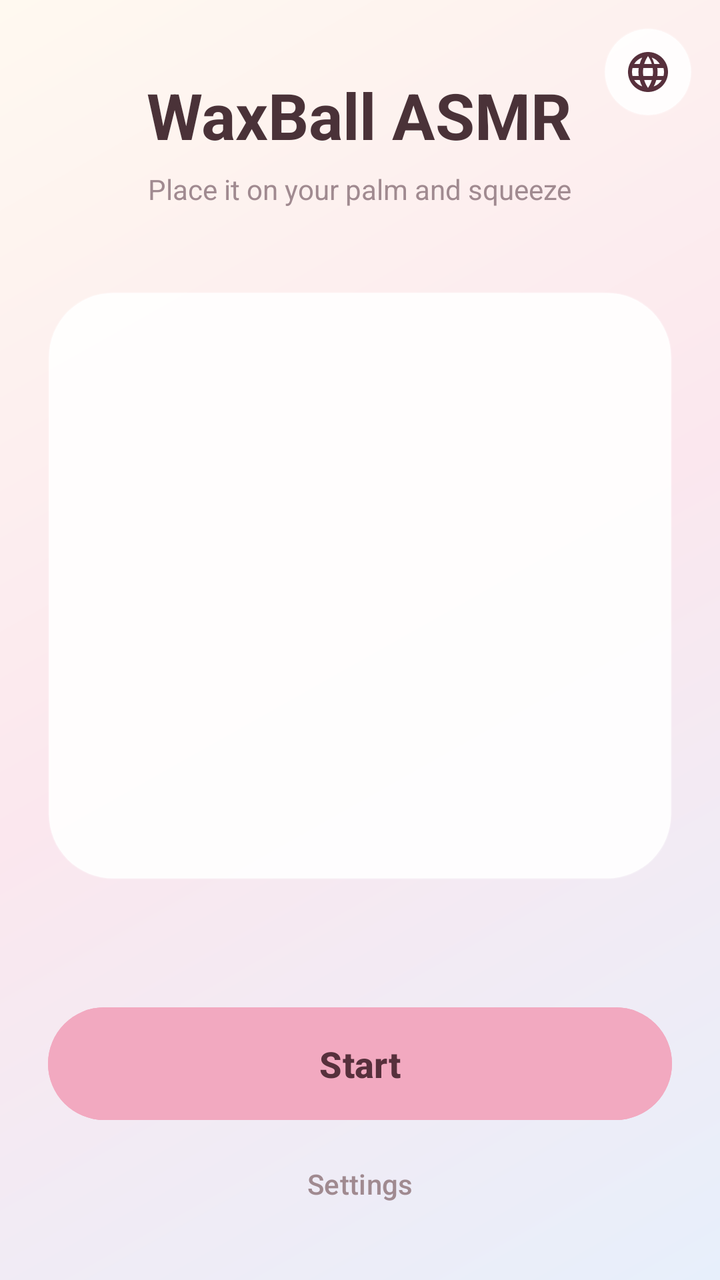
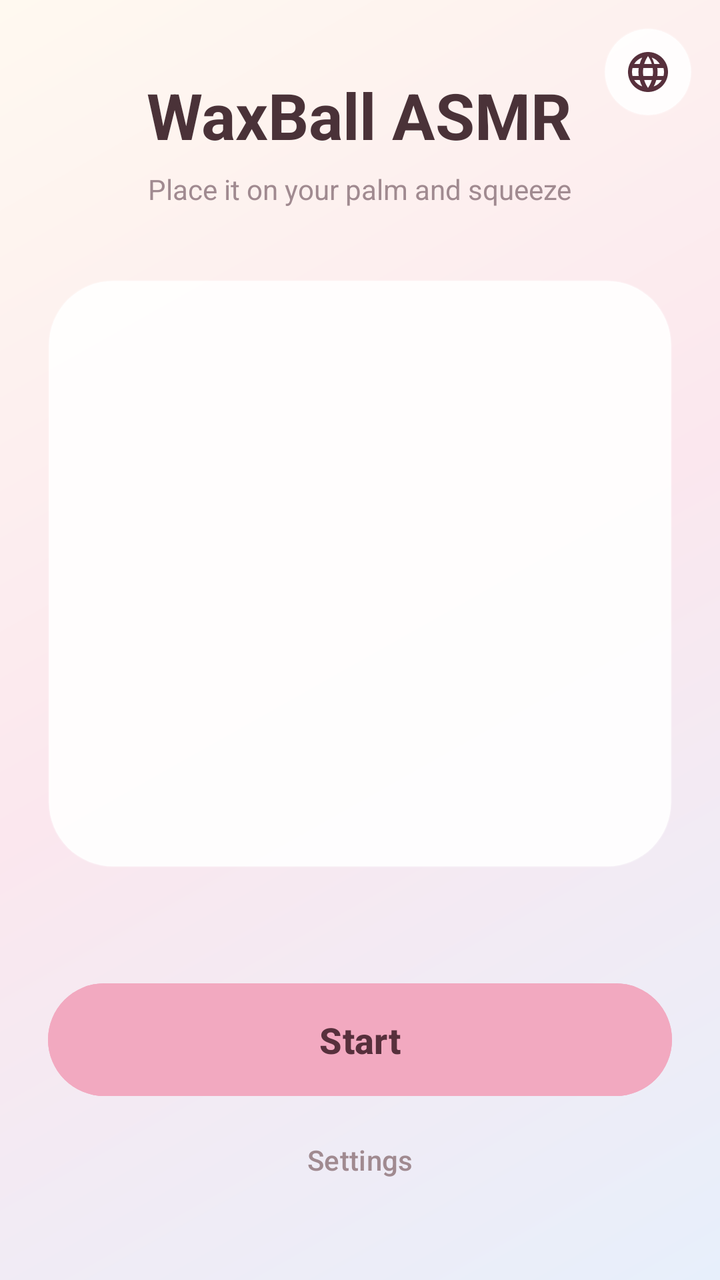

Compare the two renders of this Android layout. The source of the first and the diff that turns it into the second are given below.
<!-- AndroidManifest.xml: activity theme Theme.WaxBall.Home -->
<!-- res/layout/activity_home.xml -->
<?xml version="1.0" encoding="utf-8"?>
<FrameLayout xmlns:android="http://schemas.android.com/apk/res/android"
    xmlns:app="http://schemas.android.com/apk/res-auto"
    android:id="@+id/homeRoot"
    android:layout_width="match_parent"
    android:layout_height="match_parent"
    android:background="@drawable/bg_home">

    <LinearLayout
        android:layout_width="match_parent"
        android:layout_height="match_parent"
        android:orientation="vertical"
        android:padding="24dp">

        <TextView
            android:layout_width="wrap_content"
            android:layout_height="wrap_content"
            android:layout_gravity="center_horizontal"
            android:layout_marginTop="12dp"
            android:text="@string/app_name"
            android:textColor="#4A3238"
            android:textSize="32sp"
            android:textStyle="bold" />

        <TextView
            android:layout_width="wrap_content"
            android:layout_height="wrap_content"
            android:layout_gravity="center_horizontal"
            android:layout_marginTop="6dp"
            android:text="@string/home_tagline"
            android:textColor="#A08A90"
            android:textSize="14sp" />

        <View
            android:layout_width="match_parent"
            android:layout_height="0dp"
            android:layout_weight="1" />

        
        <LinearLayout
            android:layout_width="match_parent"
            android:layout_height="wrap_content"
            android:background="@drawable/bg_home_card"
            android:gravity="center_horizontal"
            android:orientation="vertical"
            android:paddingTop="28dp"
            android:paddingBottom="24dp">

            <ImageView
                android:id="@+id/ballPreview"
                android:layout_width="176dp"
                android:layout_height="176dp"
                android:contentDescription="@string/home_balls" />

            <TextView
                android:id="@+id/ballName"
                android:layout_width="wrap_content"
                android:layout_height="wrap_content"
                android:layout_marginTop="16dp"
                android:textColor="#4A3238"
                android:textSize="22sp"
                android:textStyle="bold" />

            <TextView
                android:id="@+id/ballDesc"
                android:layout_width="wrap_content"
                android:layout_height="wrap_content"
                android:layout_marginTop="4dp"
                android:gravity="center"
                android:paddingStart="20dp"
                android:paddingEnd="20dp"
                android:textColor="#A08A90"
                android:textSize="12sp" />
        </LinearLayout>

        <HorizontalScrollView
            android:layout_width="match_parent"
            android:layout_height="wrap_content"
            android:layout_marginTop="18dp"
            android:scrollbars="none">

            <LinearLayout
                android:id="@+id/ballList"
                android:layout_width="wrap_content"
                android:layout_height="wrap_content"
                android:orientation="horizontal"
                android:paddingStart="2dp"
                android:paddingEnd="2dp" />
        </HorizontalScrollView>

        <View
            android:layout_width="match_parent"
            android:layout_height="0dp"
            android:layout_weight="1" />

        <com.google.android.material.button.MaterialButton
            android:id="@+id/startButton"
            android:layout_width="match_parent"
            android:layout_height="wrap_content"
            android:backgroundTint="#F2A9C0"
            android:paddingTop="16dp"
            android:paddingBottom="16dp"
            android:text="@string/home_start"
            android:textColor="#57303C"
            android:textSize="18sp"
            android:textStyle="bold"
            app:cornerRadius="30dp" />

        <com.google.android.material.button.MaterialButton
            android:id="@+id/settingsButton"
            style="@style/Widget.Material3.Button.TextButton"
            android:layout_width="match_parent"
            android:layout_height="wrap_content"
            android:layout_marginTop="4dp"
            android:text="@string/home_settings"
            android:textColor="#A08A90" />
    </LinearLayout>

    
    <ImageButton
        android:id="@+id/languageButton"
        android:layout_width="44dp"
        android:layout_height="44dp"
        android:layout_gravity="top|end"
        android:layout_margin="14dp"
        android:background="@drawable/bg_home_card"
        android:contentDescription="@string/language_picker_cd"
        android:padding="8dp"
        android:src="@drawable/ic_language" />

</FrameLayout>
<!-- resources referenced by this layout -->
<resources>
  <!-- drawable bg_home (drawable) -->
  <?xml version="1.0" encoding="utf-8"?>
  <shape xmlns:android="http://schemas.android.com/apk/res/android">
      <gradient
          android:angle="315"
          android:startColor="#FFF9F0"
          android:centerColor="#FBE7EE"
          android:endColor="#E7EFFB"
          android:type="linear" />
  </shape>
  <!-- drawable bg_home_card (drawable) -->
  <?xml version="1.0" encoding="utf-8"?>
  <shape xmlns:android="http://schemas.android.com/apk/res/android">
      <solid android:color="#E6FFFFFF" />
      <corners android:radius="32dp" />
      <stroke android:width="1dp" android:color="#33FFFFFF" />
  </shape>
  <!-- drawable ic_language (drawable) -->
  <?xml version="1.0" encoding="utf-8"?>
  <vector xmlns:android="http://schemas.android.com/apk/res/android"
      android:width="24dp"
      android:height="24dp"
      android:viewportWidth="24"
      android:viewportHeight="24"
      android:tint="#57303C">
      <path
          android:fillColor="@android:color/white"
          android:pathData="M12,2C6.48,2 2,6.48 2,12s4.48,10 10,10 10,-4.48 10,-10S17.52,2 12,2zM17.9,8L15.14,8C14.85,6.86 14.43,5.77 13.87,4.77 15.55,5.34 16.96,6.5 17.9,8zM12,4.04C12.83,5.24 13.48,6.57 13.91,8L10.09,8C10.52,6.57 11.17,5.24 12,4.04zM4.26,14C4.1,13.36 4,12.69 4,12s0.1,-1.36 0.26,-2L7.34,10C7.26,10.66 7.2,11.32 7.2,12s0.06,1.34 0.14,2L4.26,14zM5.08,16L7.85,16C8.14,17.14 8.56,18.23 9.12,19.23 7.44,18.66 6.03,17.51 5.08,16zM7.85,8L5.08,8C6.03,6.49 7.44,5.34 9.12,4.77 8.56,5.77 8.14,6.86 7.85,8zM12,19.96C11.17,18.76 10.52,17.43 10.09,16L13.91,16C13.48,17.43 12.83,18.76 12,19.96zM14.34,14L9.66,14C9.57,13.34 9.5,12.68 9.5,12s0.07,-1.35 0.16,-2L14.34,10C14.43,10.65 14.5,11.32 14.5,12s-0.07,1.34 -0.16,2zM14.86,19.23C15.42,18.23 15.84,17.14 16.14,16L18.92,16C17.97,17.5 16.56,18.66 14.86,19.23zM16.66,14C16.74,13.34 16.8,12.68 16.8,12s-0.06,-1.34 -0.14,-2L19.74,10C19.9,10.64 20,11.31 20,12s-0.1,1.36 -0.26,2L16.66,14z" />
  </vector>
  <string name="app_name">WaxBall ASMR</string>
  <string name="home_balls">Choose a ball</string>
  <string name="home_settings">Settings</string>
  <string name="home_start">Start</string>
  <string name="home_tagline">Place it on your palm and squeeze</string>
  <string name="language_picker_cd">Choose language</string>
  <style name="Theme.WaxBall.Home">
          <item name="android:statusBarColor">#FFF9F0</item>
          <item name="android:navigationBarColor">#E7EFFB</item>
          <item name="android:windowBackground">@drawable/bg_home</item>
          <item name="android:windowLightStatusBar">true</item>
          <item name="android:windowLightNavigationBar">true</item>
      </style>
</resources>

<!-- the commit's change to res/layout/activity_home.xml (unified diff, before → after) -->
@@ -114,6 +114,13 @@
             android:layout_marginTop="4dp"
             android:text="@string/home_settings"
             android:textColor="#A08A90" />
+
+        
+        <FrameLayout
+            android:id="@+id/bannerSlot"
+            android:layout_width="match_parent"
+            android:layout_height="wrap_content"
+            android:layout_marginTop="12dp" />
     </LinearLayout>
 
     
